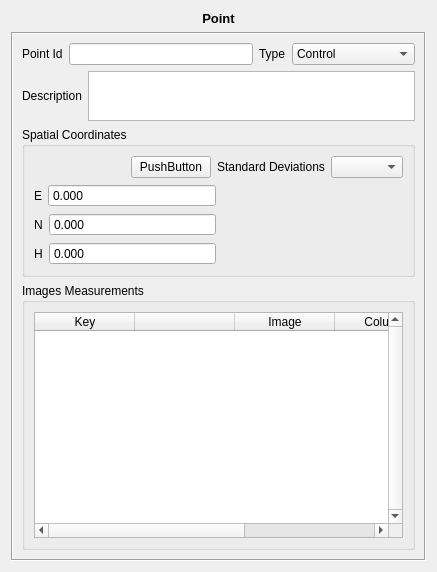
e-foto/e-foto, file qt/formDisplay/PointLayout.ui: the form before one commit.
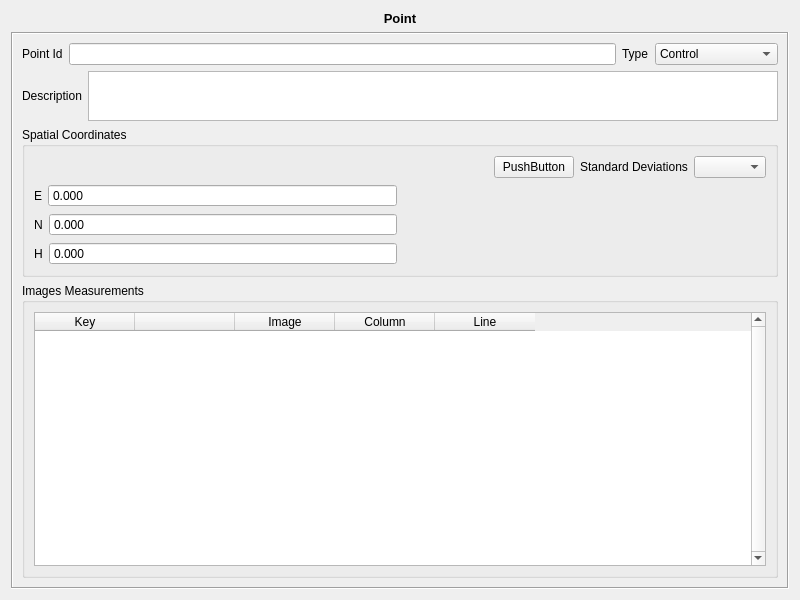
The form after the commit. Custom widgets are drawn as their Qt base class.

Commit message: Test a new size for project module forms by Irving

```diff
--- a/qt/formDisplay/PointLayout.ui
+++ b/qt/formDisplay/PointLayout.ui
@@ -6,8 +6,8 @@
    <rect>
     <x>0</x>
     <y>0</y>
-    <width>437</width>
-    <height>572</height>
+    <width>800</width>
+    <height>600</height>
    </rect>
   </property>
   <property name="windowTitle">
@@ -299,7 +299,7 @@
              <string/>
             </property>
             <property name="textAlignment">
-             <set>AlignHCenter|AlignVCenter|AlignCenter</set>
+             <set>AlignCenter</set>
             </property>
            </column>
            <column>
@@ -328,6 +328,11 @@
   </layout>
  </widget>
  <customwidgets>
+  <customwidget>
+   <class>br::uerj::eng::efoto::EfotoDoubleSpinBox</class>
+   <extends>QDoubleSpinBox</extends>
+   <header>EfotoDoubleSpinBox.h</header>
+  </customwidget>
   <customwidget>
    <class>br::uerj::eng::efoto::SigmaFormTypeSelector</class>
    <extends>QComboBox</extends>
@@ -339,11 +344,6 @@
    <header>SigmaForm.h</header>
    <container>1</container>
   </customwidget>
-  <customwidget>
-   <class>br::uerj::eng::efoto::EfotoDoubleSpinBox</class>
-   <extends>QDoubleSpinBox</extends>
-   <header>EfotoDoubleSpinBox.h</header>
-  </customwidget>
   <customwidget>
    <class>br::uerj::eng::efoto::SigmaFormDialogButton</class>
    <extends>QPushButton</extends>
```
Left out of the diff: 3 changed lines with no effect on the pictures. The commit also changes 7 other files.
